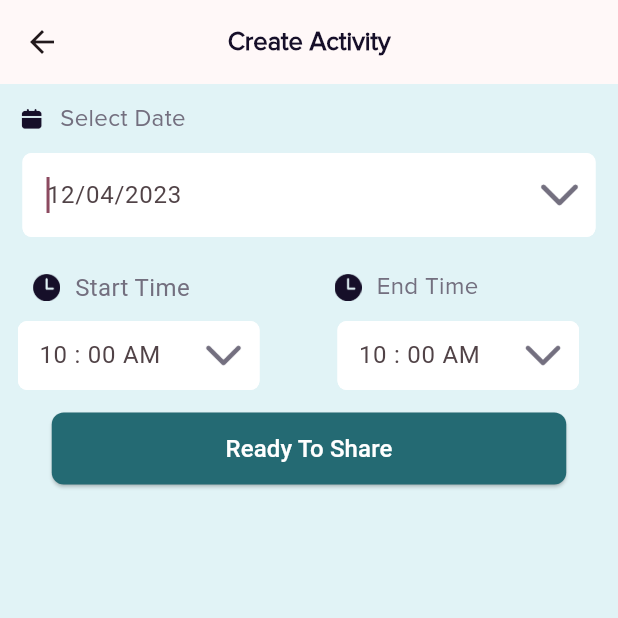
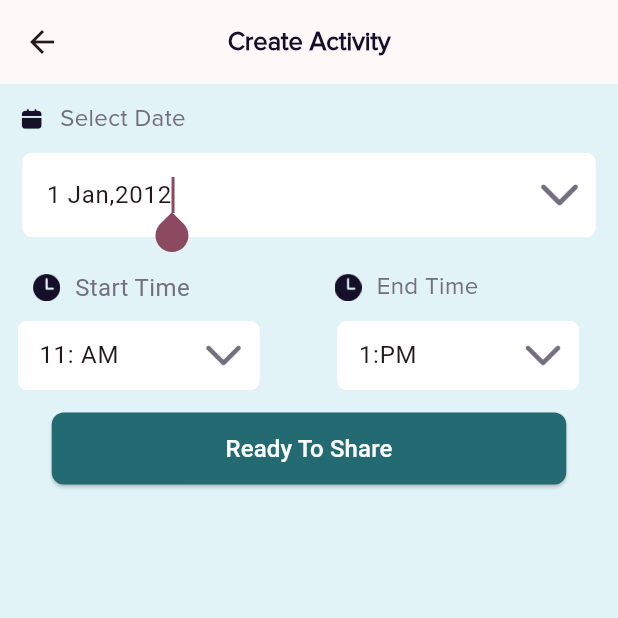
Before and after one commit to fwdAndroid/join-again, a Flutter app: the NextActivityPage screen opened directly with empty values, on a phone screen of 412 x 824 dp, the top half of it. Run offline on Flutter 3.47's test engine with Material 2 defaults, Android fonts, the phone set to English and light mode, and no system bars; our stand-ins replace animated_splash_screen, cloud_firestore, country_code_picker, file_picker, firebase_auth, firebase_core and 15 more; missing offline and left inert: encrypt, flutter_google_places_hoc081098, google_api_headers, google_maps_webservice, paginate_firestore, phone_form_field; accounts and stored records are empty.

Commit message:
Default Values is setup

```diff
--- a/lib/activity/next_activity_page.dart
+++ b/lib/activity/next_activity_page.dart
@@ -27,6 +27,10 @@ class _NextActivityPageState extends State<NextActivityPage> {
   @override
   void initState() {
     super.initState();
+
+    startTimeController.text = "11: AM";
+    endTimeController.text = "1:PM";
+    createDateController.text = "1 Jan,2012";
   }
 
   @override
@@ -318,7 +322,7 @@ class _NextActivityPageState extends State<NextActivityPage> {
       barrierDismissible: false, // user must tap button!
       builder: (BuildContext context) {
         return AlertDialog(
-          content:  SingleChildScrollView(
+          content: SingleChildScrollView(
             child: ListBody(
               children: <Widget>[
                 Text('Are you sure to continue ?'),
```
